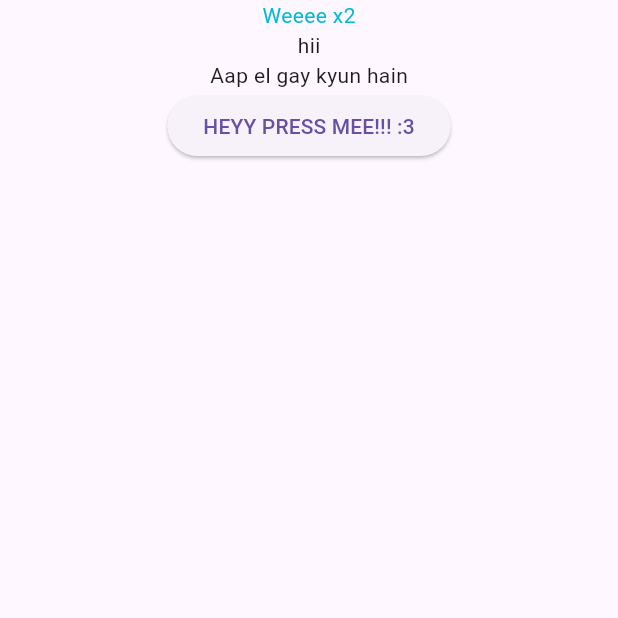
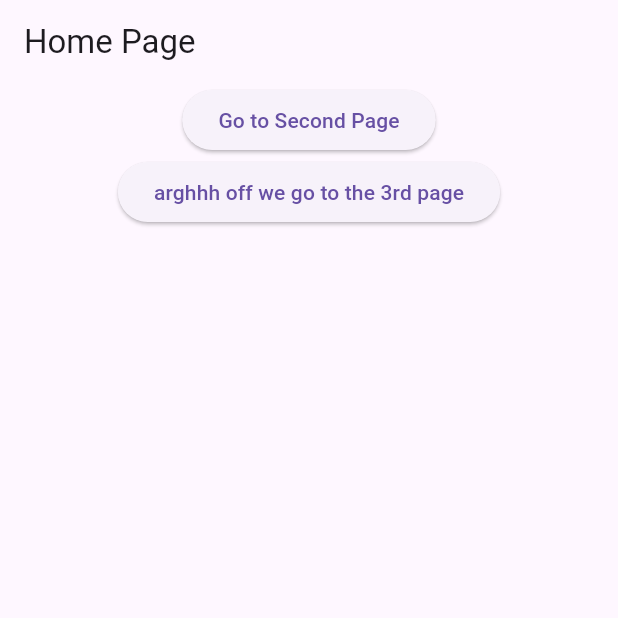
Before and after one commit to ShahzaibShahbaz/Student-Portal-App, a Flutter app: the screen it shows after launch, on a phone screen of 412 x 824 dp, the top half of it. Run offline on Flutter 3.47's test engine with Material 3 defaults, Android fonts, the light colour scheme and no system bars.

Commit message:
Added 2nd and 3rd pages
Jo bhi changes karni hongi do them in the 2nd and 3rd pages files (both in lib folder)

```diff
--- a/lib/main.dart
+++ b/lib/main.dart
@@ -1,7 +1,6 @@
-// main.dart
 import 'package:flutter/material.dart';
-
-import 'SecondPage.dart';
+import 'second_page.dart';
+import 'third_page.dart';
 
 void main() {
   runApp(const MyApp());
@@ -13,25 +12,64 @@ class MyApp extends StatelessWidget {
   @override
   Widget build(BuildContext context) {
     return MaterialApp(
-        debugShowCheckedModeBanner: false,
-        home: Scaffold(
+      title: 'Simple Navigation',
+      home: const HomePage(),
+    );
+  }
+}
+
+class HomePage extends StatelessWidget {
+  const HomePage({Key? key}) : super(key: key);
+
+  @override
+  Widget build(BuildContext context) {
+    return Scaffold(
+      appBar: AppBar(
+        title: const Text('Home Page'),
+      ),
       body: Center(
         child: Column(
           children: [
-                  Text('Weeee x2', style: TextStyle(color: Colors.cyan)),
-                  Text('hii'),
-                  Text('Aap el gay kyun hain'),
             ElevatedButton(
               onPressed: () {
                 Navigator.push(
                   context,
                   MaterialPageRoute(
-                                builder: (context) =>
-                                    SecondPage()));
+                    builder: (context) => const Second(),
+                  ),
+                );
               },
-                      child: Text("HEYY PRESS MEE!!! :3"))
+              child: const Text('Go to Second Page'),
+            ),
+            ElevatedButton(onPressed: (){
+              Navigator.push(
+                context, MaterialPageRoute(builder: (context) => const ThirdPage(),
+              ),
+              );
+            },
+                child: const Text('arghhh off we go to the 3rd page')
+            )
           ],
-              )),
-        ));
+        )
+      ),
+    );
   }
 }
+
+class Second extends StatelessWidget {
+  const Second({Key? key}) : super(key: key);
+
+  @override
+  Widget build(BuildContext context) {
+    return const SecondPage();
+  }
+}
+
+class Third extends StatelessWidget {
+  const Third({Key? key}) : super(key: key);
+
+  @override
+  Widget build(BuildContext context) {
+    return const ThirdPage();
+  }
+}
```
Also changed, not shown: lib/second_page.dart (renamed from lib/SecondPage.dart, +4 -4 lines), lib/third_page.dart (added, +17 -0 lines). Lines whose indentation alone changed are shown as unchanged.
